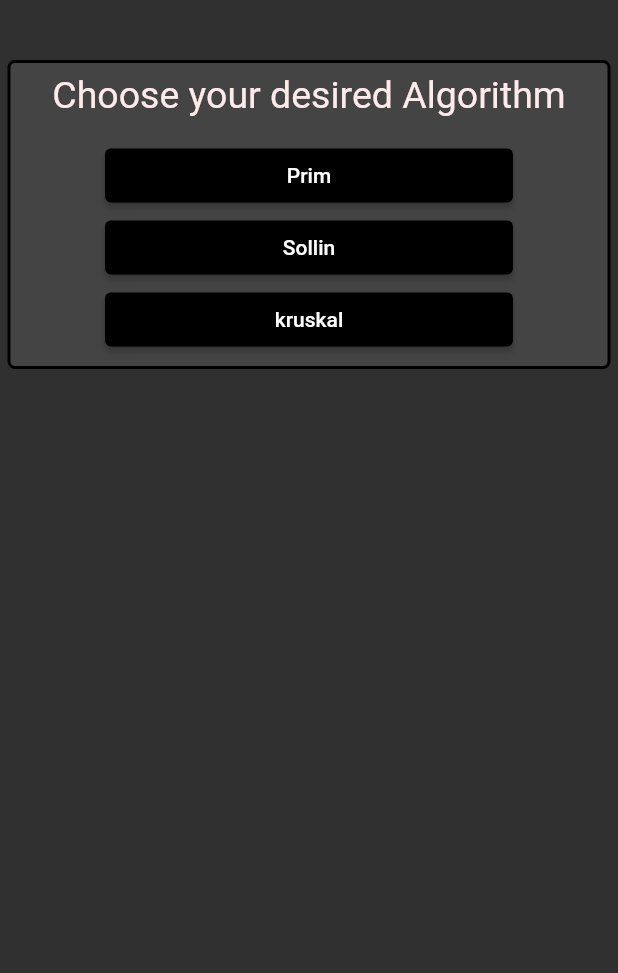
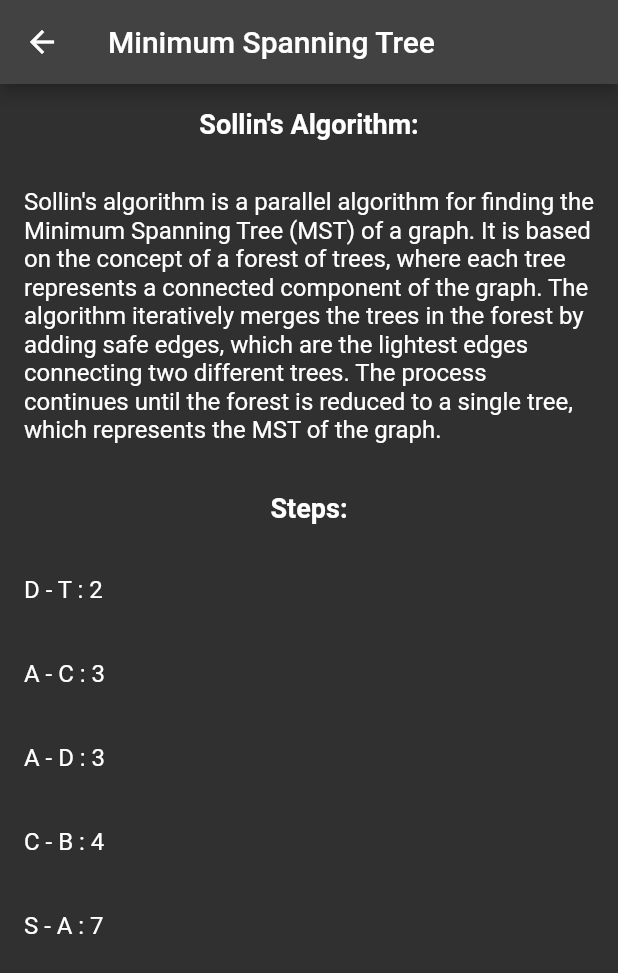
Before and after one commit to Crisiroid/Algorithm_generator, a Flutter app: the screen it shows after launch, after a tap on "Sollin", on a phone screen of 412 x 824 dp. Shown: the top 973 px of the screen. Run offline on Flutter 3.47's test engine with Material 2 defaults, Android fonts, the phone set to English and light mode, and no system bars.

Commit message:
sollin algorithm added

```diff
--- a/lib/Screens/algorithm_steps.dart
+++ b/lib/Screens/algorithm_steps.dart
@@ -1,3 +1,5 @@
+// ignore_for_file: prefer_const_constructors
+
 import 'package:flutter/material.dart';
 
 class Edge {
@@ -97,7 +99,7 @@ class _MSTPageState extends State<MSTPage> {
   Widget build(BuildContext context) {
     return Scaffold(
       appBar: AppBar(
-        title: Text('Minimum Spanning Tree'),
+        title: Text('Minimum Spanning Tree Using Prim'),
       ),
       body: Column(
         children: [
--- a/lib/Screens/home_page.dart
+++ b/lib/Screens/home_page.dart
@@ -1,5 +1,6 @@
 // ignore_for_file: prefer_const_constructors, prefer_const_literals_to_create_immutables, unnecessary_new
 import 'package:algorithm_generator/Screens/algorithm_steps.dart';
+import 'package:algorithm_generator/Screens/sollin_algorithm_steps.dart';
 import 'package:algorithm_generator/Utils/custom_button.dart';
 import 'package:flutter/material.dart';
 
@@ -38,13 +39,26 @@ class HomePage extends StatelessWidget {
                       return CustomButton(
                           onPressed: () {
                             Navigator.push(
-                                context,
-                                MaterialPageRoute(
-                                    builder: (context) => MSTPage()));
+                              context,
+                              MaterialPageRoute(
+                                builder: (context) => MSTPage(),
+                              ),
+                            );
                           },
                           text: "Prim");
                     }),
-                    CustomButton(onPressed: () {}, text: "Sollin"),
+                    Builder(builder: (context) {
+                      return CustomButton(
+                          onPressed: () {
+                            Navigator.push(
+                              context,
+                              MaterialPageRoute(
+                                builder: (context) => SollinMstPage(),
+                              ),
+                            );
+                          },
+                          text: "Sollin");
+                    }),
                     CustomButton(onPressed: () {}, text: "kruskal"),
                   ],
                 ),
--- /dev/null
+++ b/lib/Screens/sollin_algorithm_steps.dart
@@ -0,0 +1,155 @@
+import 'package:flutter/material.dart';
+
+class Edge {
+  final String source;
+  final String destination;
+  final int weight;
+
+  Edge(this.source, this.destination, this.weight);
+}
+
+class Graph {
+  final List<String> nodes;
+  final List<Edge> edges;
+
+  Graph(this.nodes, this.edges);
+
+  List<Edge> sollinMST() {
+    final List<List<String>> forest =
+        List<List<String>>.generate(nodes.length, (index) => [nodes[index]]);
+
+    final List<Edge> mst = [];
+    final List<Edge> sortedEdges = List<Edge>.from(edges)..sort(_compareEdges);
+
+    while (mst.length < nodes.length - 1) {
+      final List<Edge> safeEdges = [];
+
+      for (final edge in sortedEdges) {
+        final String sourceRoot = _findRoot(forest, edge.source);
+        final String destRoot = _findRoot(forest, edge.destination);
+
+        if (sourceRoot != destRoot) {
+          safeEdges.add(edge);
+          _union(forest, sourceRoot, destRoot);
+
+          if (safeEdges.length == nodes.length - 1) {
+            break;
+          }
+        }
+      }
+
+      mst.addAll(safeEdges);
+    }
+
+    return mst;
+  }
+
+  int _compareEdges(Edge a, Edge b) {
+    return a.weight.compareTo(b.weight);
+  }
+
+  String _findRoot(List<List<String>> forest, String node) {
+    for (final tree in forest) {
+      if (tree.contains(node)) {
+        return tree[0];
+      }
+    }
+
+    return '';
+  }
+
+  void _union(List<List<String>> forest, String root1, String root2) {
+    final int index1 = _findRootIndex(forest, root1);
+    final int index2 = _findRootIndex(forest, root2);
+
+    if (index1 != -1 && index2 != -1 && index1 != index2) {
+      forest[index1].addAll(forest[index2]);
+      forest.removeAt(index2);
+    }
+  }
+
+  int _findRootIndex(List<List<String>> forest, String root) {
+    for (int i = 0; i < forest.length; i++) {
+      if (forest[i][0] == root) {
+        return i;
+      }
+    }
+
+    return -1;
+  }
+}
+
+class SollinMstPage extends StatefulWidget {
+  @override
+  _SolinMstPageState createState() => _SolinMstPageState();
+}
+
+class _SolinMstPageState extends State<SollinMstPage> {
+  final List<String> nodes = ['S', 'A', 'B', 'C', 'D', 'T'];
+  final List<Edge> edges = [
+    Edge('S', 'A', 7),
+    Edge('S', 'C', 8),
+    Edge('A', 'C', 3),
+    Edge('A', 'B', 6),
+    Edge('A', 'D', 3),
+    Edge('B', 'T', 5),
+    Edge('C', 'C', 2),
+    Edge('C', 'B', 4),
+    Edge('D', 'T', 2),
+  ];
+  List<Edge> mst = [];
+
+  @override
+  void initState() {
+    super.initState();
+    // Calculate the Minimum Spanning Tree
+    final graph = Graph(nodes, edges);
+    mst = graph.sollinMST();
+  }
+
+  @override
+  Widget build(BuildContext context) {
+    return Scaffold(
+      appBar: AppBar(
+        title: const Text('Minimum Spanning Tree'),
+      ),
+      body: Column(
+        children: [
+          Container(
+            padding: const EdgeInsets.all(16),
+            child: const Text(
+              'Sollin\'s Algorithm:',
+              style: TextStyle(fontSize: 18, fontWeight: FontWeight.bold),
+            ),
+          ),
+          Container(
+            padding: const EdgeInsets.all(16),
+            child: const Text(
+              'Sollin\'s algorithm is a parallel algorithm for finding the Minimum Spanning Tree (MST) of a graph. It is based on the concept of a forest of trees, where each tree represents a connected component of the graph. The algorithm iteratively merges the trees in the forest by adding safe edges, which are the lightest edges connecting two different trees. The process continues until the forest is reduced to a single tree, which represents the MST of the graph.',
+              style: TextStyle(fontSize: 16),
+            ),
+          ),
+          Container(
+            padding: const EdgeInsets.all(16),
+            child: const Text(
+              'Steps:',
+              style: TextStyle(fontSize: 18, fontWeight: FontWeight.bold),
+            ),
+          ),
+          Expanded(
+            child: ListView.builder(
+              itemCount: mst.length,
+              itemBuilder: (BuildContext context, int index) {
+                return ListTile(
+                  title: Text(
+                    '${mst[index].source} - ${mst[index].destination} : ${mst[index].weight}',
+                  ),
+                );
+              },
+            ),
+          ),
+        ],
+      ),
+    );
+  }
+}
```
